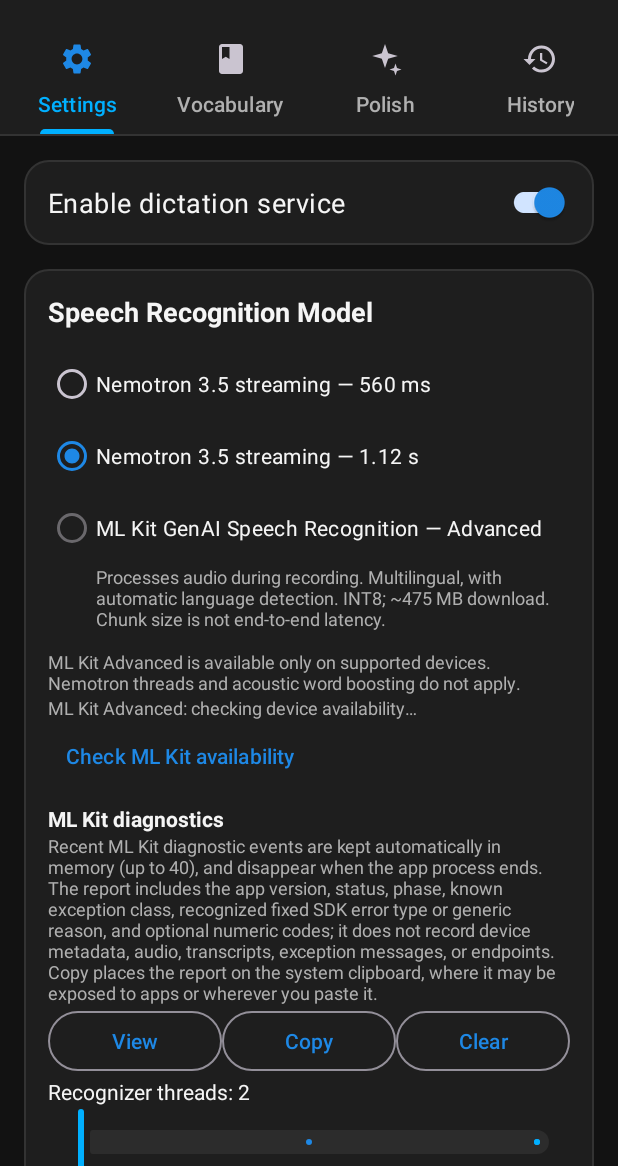
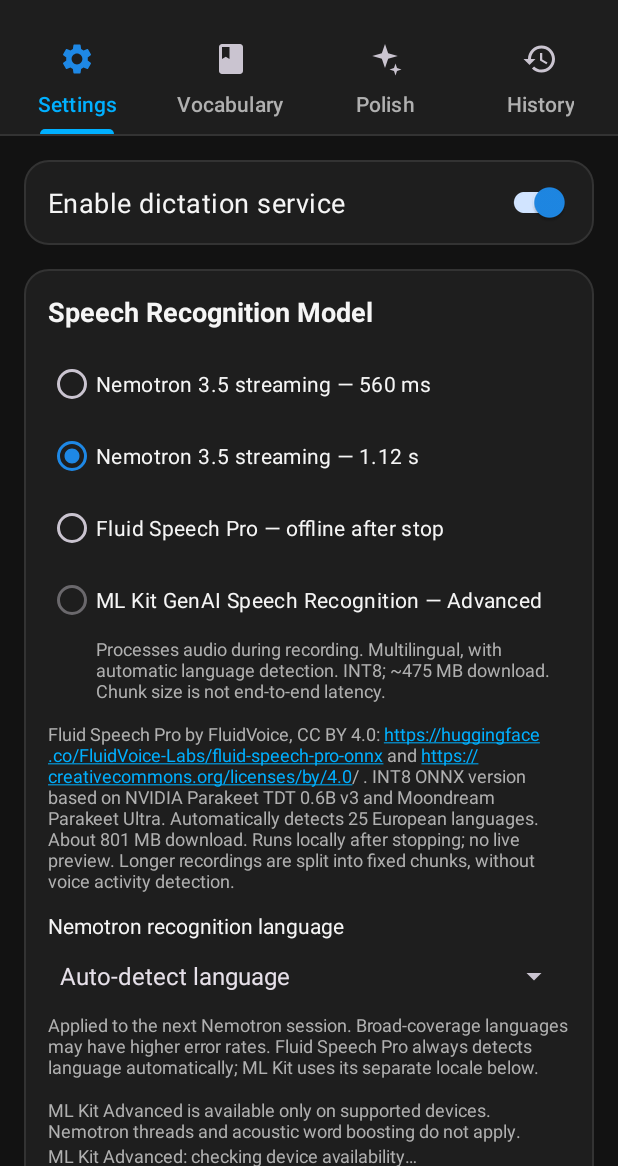
Before and after one commit to lnovelli/voice-dictation-android, an Android app: the screen it shows after launch (MainActivity), on a phone screen of 412 x 824 dp, the part 70-1236 px from its top. Run offline under Robolectric (Android 15) with nearby library versions, the phone set to English and light mode, and no system bars; libraries missing offline, so code that uses them is left out: com.google.mlkit.genai, com.k2fsa.sherpa, org.apache.commons; 4 statements that could not run were skipped.

Commit message:
feat: add Fluid Speech Pro and Nemotron language selection

```diff
--- /dev/null
+++ b/app/src/main/java/com/ludo/voicedictation/asr/NemotronLanguages.kt
@@ -0,0 +1,18 @@
+package com.ludo.voicedictation.asr
+
+/** NVIDIA's transcription-ready and broad-coverage locales for the bundled Nemotron 3.5 model. */
+object NemotronLanguages {
+    const val AUTO = "auto"
+    val broadCoverage = setOf(
+        "bg-BG", "cs-CZ", "da-DK", "et-EE", "fi-FI", "hr-HR", "hu-HU",
+        "nb-NO", "pl-PL", "ro-RO", "sk-SK", "sv-SE", "zh-CN"
+    )
+    val locales = listOf(
+        "ar-AR", "bg-BG", "cs-CZ", "da-DK", "de-DE", "en-GB", "en-US",
+        "es-ES", "es-US", "et-EE", "fi-FI", "fr-CA", "fr-FR", "hi-IN",
+        "hr-HR", "hu-HU", "it-IT", "ja-JP", "ko-KR", "nb-NO", "nl-NL",
+        "pl-PL", "pt-BR", "pt-PT", "ro-RO", "ru-RU", "sk-SK", "sv-SE",
+        "tr-TR", "uk-UA", "vi-VN", "zh-CN"
+    )
+    fun isValid(value: String): Boolean = value == AUTO || value in locales
+}
--- a/app/src/main/java/com/ludo/voicedictation/data/AppPreferences.kt
+++ b/app/src/main/java/com/ludo/voicedictation/data/AppPreferences.kt
@@ -2,6 +2,7 @@ package com.ludo.voicedictation.data
 
 import android.content.Context
 import android.content.SharedPreferences
+import com.ludo.voicedictation.asr.NemotronLanguages
 import org.json.JSONArray
 import org.json.JSONObject
 import java.util.UUID
@@ -32,6 +33,7 @@ class AppPreferences(context: Context) {
         private const val PREFS_NAME = "voice_dictation_prefs"
         private const val KEY_SELECTED_MODEL = "selected_model"
         private const val KEY_MLKIT_LOCALE = "mlkit_locale_tag"
+        private const val KEY_NEMOTRON_LANGUAGE = "nemotron_language"
         private const val KEY_STREAMING_PREVIEW = "streaming_preview_enabled"
         private const val KEY_ASR_THREAD_COUNT = "asr_thread_count"
         private const val KEY_PREFERRED_MICROPHONE = "preferred_microphone_v1"
@@ -71,6 +73,7 @@ class AppPreferences(context: Context) {
 
         const val MODEL_NEMOTRON_STREAMING = "nemotron_3_5_streaming"
         const val MODEL_NEMOTRON_STREAMING_560MS = "nemotron_3_5_streaming_560ms"
+        const val MODEL_FLUID_SPEECH_PRO = "fluid_speech_pro"
         const val MODEL_MLKIT_ADVANCED = "mlkit_genai_advanced"
     }
 
@@ -121,7 +124,7 @@ class AppPreferences(context: Context) {
         get() {
             val selected = prefs.getString(KEY_SELECTED_MODEL, MODEL_NEMOTRON_STREAMING) ?: MODEL_NEMOTRON_STREAMING
             if (selected != MODEL_NEMOTRON_STREAMING && selected != MODEL_NEMOTRON_STREAMING_560MS &&
-                selected != MODEL_MLKIT_ADVANCED) {
+                selected != MODEL_MLKIT_ADVANCED && selected != MODEL_FLUID_SPEECH_PRO) {
                 prefs.edit().putString(KEY_SELECTED_MODEL, MODEL_NEMOTRON_STREAMING).apply()
                 return MODEL_NEMOTRON_STREAMING
             }
@@ -138,6 +141,15 @@ class AppPreferences(context: Context) {
     var mlKitLocaleTag: String
         get() = prefs.getString(KEY_MLKIT_LOCALE, "en-US") ?: "en-US"
         set(value) = prefs.edit().putString(KEY_MLKIT_LOCALE, value).apply()
+
+    /** Independent of ML Kit's explicit locale; snapshotted for each Nemotron stream. */
+    var nemotronLanguage: String
+        get() = prefs.getString(KEY_NEMOTRON_LANGUAGE, NemotronLanguages.AUTO)
+            ?.takeIf(NemotronLanguages::isValid) ?: NemotronLanguages.AUTO
+        set(value) {
+            require(NemotronLanguages.isValid(value))
+            prefs.edit().putString(KEY_NEMOTRON_LANGUAGE, value).apply()
+        }
 
     /** Recognizer threads for subsequent recognition sessions. */
     var asrThreadCount: Int
--- a/app/src/main/java/com/ludo/voicedictation/model/ModelInfo.kt
+++ b/app/src/main/java/com/ludo/voicedictation/model/ModelInfo.kt
@@ -1,4 +1,6 @@
 package com.ludo.voicedictation.model
+
+data class ModelFile(val name: String, val size: Long, val sha256: String)
 
 data class ModelInfo(
     val id: String,
@@ -11,9 +13,33 @@ data class ModelInfo(
     val joinerFileName: String = "joiner.int8.onnx",
     val tokensFileName: String = "tokens.txt",
     val streaming: Boolean = false,
-    val archiveSha256: String? = null
+    val archiveSha256: String? = null,
+    val directFiles: List<ModelFile> = emptyList()
 ) {
     companion object {
+        // The split sherpa-onnx int8 graphs refer to the adjacent .onnx.data files by name.
+        // vocab.txt is a Git blob; its SHA-256 is computed from the pinned revision's bytes.
+        private const val FLUID_REVISION = "fa588e9f87f1b9ad0ca2e2d8f7eaf84dc3803581"
+        val FLUID_SPEECH_PRO = ModelInfo(
+            id = "fluid_speech_pro",
+            displayName = "Fluid Speech Pro",
+            description = "Offline recognition after stop; automatic detection of 25 European languages.",
+            archiveUrl = "https://huggingface.co/FluidVoice-Labs/fluid-speech-pro-onnx/resolve/$FLUID_REVISION/",
+            dirName = "fluid-speech-pro-onnx-$FLUID_REVISION",
+            encoderFileName = "encoder-model.int8.onnx",
+            tokensFileName = "vocab.txt",
+            streaming = false,
+            directFiles = listOf(
+                ModelFile("encoder-model.int8.onnx", 955592L, "07ad77459bd3bb165c2c53e978ed1dfd64c6e129b18af2ec5ee38343be1d4451"),
+                ModelFile("encoder-model.int8.onnx.data", 745971712L, "d2f8bfbb1fa399f207cde85aa3fabee0d67f6730cb31cbf31832c10de69f9c3c"),
+                ModelFile("decoder.int8.onnx", 4797L, "0bd3e225124a8a90373e500f62516270fd85fdf42237aa569489b232d21cac08"),
+                ModelFile("decoder.int8.onnx.data", 47251456L, "632c3cbf59d3e52d2f7f4dda3bf8e28c045f7a3bb3dbef0f44529ba63926efaa"),
+                ModelFile("joiner.int8.onnx", 2754L, "c0e995b659ed5e15fc0c38408ee56cd9a03e6d3329f304c32b9d5017c8cdd381"),
+                ModelFile("joiner.int8.onnx.data", 6564352L, "7473427ab99417fae8cf7025ba11507cb5dcc223194bae2f79064dde0936d0af"),
+                ModelFile("vocab.txt", 93939L, "d58544679ea4bc6ac563d1f545eb7d474bd6cfa467f0a6e2c1dc1c7d37e3c35d")
+            )
+        )
+
         val NEMOTRON_STREAMING_560MS = ModelInfo(
             id = "nemotron_3_5_streaming_560ms",
             displayName = "Nemotron 3.5 ASR 0.6B (Multilingual, 560 ms)",
@@ -38,6 +64,7 @@ data class ModelInfo(
         fun getModelById(id: String): ModelInfo {
             return when (id) {
                 NEMOTRON_STREAMING_560MS.id -> NEMOTRON_STREAMING_560MS
+                FLUID_SPEECH_PRO.id -> FLUID_SPEECH_PRO
                 else -> NEMOTRON_STREAMING
             }
         }
--- a/app/src/main/java/com/ludo/voicedictation/ui/SettingsFragment.kt
+++ b/app/src/main/java/com/ludo/voicedictation/ui/SettingsFragment.kt
@@ -37,6 +37,7 @@ import com.ludo.voicedictation.accessibility.DictationAccessibilityService
 import com.ludo.voicedictation.accessibility.OverlayDiagnostics
 import com.ludo.voicedictation.asr.SpeechEngine
 import com.ludo.voicedictation.asr.AdvancedSpeechModel
+import com.ludo.voicedictation.asr.NemotronLanguages
 import com.ludo.voicedictation.asr.RecognitionDiagnostics
 import com.ludo.voicedictation.data.AppPreferences
 import com.ludo.voicedictation.databinding.TabSettingsBinding
@@ -255,6 +256,26 @@ class SettingsFragment : Fragment() {
                 prefs.streamingPreviewEnabled = checked
             }
         }
+        val nemotronTags = listOf(NemotronLanguages.AUTO) + NemotronLanguages.locales
+        val nemotronLabels = nemotronTags.map { tag ->
+            if (tag == NemotronLanguages.AUTO) getString(R.string.nemotron_language_auto)
+            else {
+                val name = Locale.forLanguageTag(tag).getDisplayName(Locale.getDefault())
+                val quality = if (tag in NemotronLanguages.broadCoverage) ", ${getString(R.string.nemotron_language_broad)}" else ""
+                "$name ($tag$quality)"
+            }
+        }
+        binding.spinnerNemotronLanguage.adapter = ArrayAdapter(
+            requireContext(), android.R.layout.simple_spinner_item, nemotronLabels
+        ).apply { setDropDownViewResource(android.R.layout.simple_spinner_dropdown_item) }
+        binding.spinnerNemotronLanguage.setSelection(nemotronTags.indexOf(prefs.nemotronLanguage).coerceAtLeast(0))
+        binding.spinnerNemotronLanguage.onItemSelectedListener = object : AdapterView.OnItemSelectedListener {
+            override fun onItemSelected(parent: AdapterView<*>?, view: View?, position: Int, id: Long) {
+                val tag = nemotronTags[position]
+                if (prefs.nemotronLanguage != tag) prefs.nemotronLanguage = tag
+            }
+            override fun onNothingSelected(parent: AdapterView<*>?) = Unit
+        }
         val labels = mlkitLocaleTags.map { tag ->
             val locale = Locale.forLanguageTag(tag)
             val beta = tag in setOf("ar-SA", "da-DK", "hi-IN", "id-ID", "nl-NL", "pl-PL", "sv-SE", "tr-TR", "vi-VN")
@@ -277,6 +298,7 @@ class SettingsFragment : Fragment() {
         }
         binding.modelVariants.check(when (prefs.selectedModelId) {
             AppPreferences.MODEL_NEMOTRON_STREAMING_560MS -> R.id.model560ms
+            AppPreferences.MODEL_FLUID_SPEECH_PRO -> R.id.modelFluidSpeechPro
             AppPreferences.MODEL_MLKIT_ADVANCED -> R.id.modelMlkitAdvanced
             else -> R.id.model1120ms
         })
@@ -284,6 +306,7 @@ class SettingsFragment : Fragment() {
             val selected = when (checkedId) {
                 R.id.model560ms -> AppPreferences.MODEL_NEMOTRON_STREAMING_560MS
                 R.id.model1120ms -> AppPreferences.MODEL_NEMOTRON_STREAMING
+                R.id.modelFluidSpeechPro -> AppPreferences.MODEL_FLUID_SPEECH_PRO
                 R.id.modelMlkitAdvanced -> AppPreferences.MODEL_MLKIT_ADVANCED
                 else -> return@setOnCheckedChangeListener
             }
@@ -378,6 +401,11 @@ class SettingsFragment : Fragment() {
         binding.switchStreamingPreview.isEnabled = supportsPreview
         binding.tvStreamingPreviewError.visibility = if (supportsPreview) View.GONE else View.VISIBLE
         val isMlkit = prefs.selectedModelId == AppPreferences.MODEL_MLKIT_ADVANCED
+        val isNemotron = prefs.selectedModelId == AppPreferences.MODEL_NEMOTRON_STREAMING ||
+            prefs.selectedModelId == AppPreferences.MODEL_NEMOTRON_STREAMING_560MS
+        binding.tvNemotronLanguageLabel.visibility = if (isNemotron) View.VISIBLE else View.GONE
+        binding.spinnerNemotronLanguage.visibility = if (isNemotron) View.VISIBLE else View.GONE
+        binding.tvNemotronLanguageHint.visibility = if (isNemotron) View.VISIBLE else View.GONE
         binding.sliderAsrThreads.isEnabled = !isMlkit
         binding.tvAsrThreadsLabel.isEnabled = !isMlkit
         binding.tvMlkitLocaleLabel.visibility = if (isMlkit) View.VISIBLE else View.GONE
@@ -528,6 +556,7 @@ class SettingsFragment : Fragment() {
         isDownloading = true
         binding.model560ms.isEnabled = false
         binding.model1120ms.isEnabled = false
+        binding.modelFluidSpeechPro.isEnabled = false
         binding.modelMlkitAdvanced.isEnabled = false
         binding.btnDownloadModel.isEnabled = false
         binding.layoutDownloadProgress.visibility = View.VISIBLE
@@ -548,6 +577,7 @@ class SettingsFragment : Fragment() {
                 isDownloading = false
                 binding.model560ms.isEnabled = true
                 binding.model1120ms.isEnabled = true
+                binding.modelFluidSpeechPro.isEnabled = true
                 binding.layoutDownloadProgress.visibility = View.GONE
 
                 if (result.isSuccess) {
--- a/app/src/main/res/layout/tab_settings.xml
+++ b/app/src/main/res/layout/tab_settings.xml
@@ -65,6 +65,12 @@
                         android:text="Nemotron 3.5 streaming — 1.12 s"
                         android:textColor="@color/text_primary" />
                     <RadioButton
+                        android:id="@+id/modelFluidSpeechPro"
+                        android:layout_width="match_parent"
+                        android:layout_height="wrap_content"
+                        android:text="@string/model_fluid_speech_pro"
+                        android:textColor="@color/text_primary" />
+                    <RadioButton
                         android:id="@+id/modelMlkitAdvanced"
                         android:layout_width="match_parent"
                         android:layout_height="wrap_content"
@@ -80,6 +86,34 @@
                     android:textColor="@color/text_secondary"
                     android:textSize="12sp"
                     android:layout_marginStart="32dp"
+                    android:layout_marginBottom="12dp" />
+                <TextView
+                    android:layout_width="match_parent"
+                    android:layout_height="wrap_content"
+                    android:text="@string/model_fluid_speech_pro_desc"
+                    android:autoLink="web"
+                    android:textColor="@color/text_secondary"
+                    android:textColorLink="@color/accent"
+                    android:textSize="12sp"
+                    android:layout_marginBottom="12dp" />
+                <TextView
+                    android:id="@+id/tvNemotronLanguageLabel"
+                    android:layout_width="match_parent"
+                    android:layout_height="wrap_content"
+                    android:labelFor="@id/spinnerNemotronLanguage"
+                    android:text="@string/nemotron_language_label"
+                    android:textColor="@color/text_primary" />
+                <Spinner
+                    android:id="@+id/spinnerNemotronLanguage"
+                    android:layout_width="match_parent"
+                    android:layout_height="48dp" />
+                <TextView
+                    android:id="@+id/tvNemotronLanguageHint"
+                    android:layout_width="match_parent"
+                    android:layout_height="wrap_content"
+                    android:text="@string/nemotron_language_hint"
+                    android:textColor="@color/text_secondary"
+                    android:textSize="12sp"
                     android:layout_marginBottom="12dp" />
                 <TextView
                     android:layout_width="match_parent"
--- a/app/src/main/res/values/strings.xml
+++ b/app/src/main/res/values/strings.xml
@@ -27,9 +27,15 @@
     <string name="model_section_title">Speech Recognition Model</string>
     <string name="asr_threads_title">Recognizer threads</string>
     <string name="asr_threads_value">Recognizer threads: %1$d</string>
-    <string name="asr_threads_hint">Choose 2–4 threads for Nemotron recognition. Changes apply to subsequent recognition sessions. Speed, battery use and heat depend on your device.</string>
+    <string name="asr_threads_hint">Choose 2–4 threads for on-device Nemotron or Fluid Speech Pro recognition. Changes apply to subsequent recognition sessions. Speed, battery use and heat depend on your device.</string>
     <string name="model_nemotron_streaming">Nemotron 3.5 ASR 560M (Multilingual, Streaming)</string>
     <string name="model_nemotron_streaming_desc">Processes audio during recording. Multilingual, with automatic language detection. INT8; ~475 MB download. Chunk size is not end-to-end latency.</string>
+    <string name="model_fluid_speech_pro">Fluid Speech Pro — offline after stop</string>
+    <string name="model_fluid_speech_pro_desc">Fluid Speech Pro by FluidVoice, CC BY 4.0: https://huggingface.co/FluidVoice-Labs/fluid-speech-pro-onnx and https://creativecommons.org/licenses/by/4.0/ . INT8 ONNX version based on NVIDIA Parakeet TDT 0.6B v3 and Moondream Parakeet Ultra. Automatically detects 25 European languages. About 801 MB download. Runs locally after stopping; no live preview. Longer recordings are split into fixed chunks, without voice activity detection.</string>
+    <string name="nemotron_language_label">Nemotron recognition language</string>
+    <string name="nemotron_language_auto">Auto-detect language</string>
+    <string name="nemotron_language_broad">broad coverage</string>
+    <string name="nemotron_language_hint">Applied to the next Nemotron session. Broad-coverage languages may have higher error rates. Fluid Speech Pro always detects language automatically; ML Kit uses its separate locale below.</string>
     <string name="model_mlkit_advanced">ML Kit GenAI Speech Recognition — Advanced</string>
     <string name="mlkit_checking">ML Kit Advanced: checking device availability…</string>
     <string name="mlkit_available">ML Kit Advanced: ready to use.</string>
@@ -105,7 +111,7 @@
     <string name="vocabulary_spelling_hint">Post-transcript spelling only: recases or joins/splits spaces when the recognized letters already match. Independent of the experimental acoustic hotword switch in the Vocabulary tab; these hints cannot correct sound-alike recognition.</string>
     <string name="acoustic_vocabulary_title">Nemotron word boosting (experimental)</string>
     <string name="acoustic_vocabulary_toggle">Enable acoustic word boosting</string>
-    <string name="acoustic_vocabulary_warning">Nemotron only; ML Kit Advanced does not use acoustic word boosting. Off by default. Word boosting uses modified beam search and can change, repeat or omit speech; accuracy is not guaranteed. Only plain text terms (letters, digits, spaces, apostrophes or hyphens) are used for acoustic bias; unsupported saved entries remain available as spelling hints.</string>
+    <string name="acoustic_vocabulary_warning">Nemotron only; Fluid Speech Pro and ML Kit Advanced do not use acoustic word boosting. Off by default. Word boosting uses modified beam search and can change, repeat or omit speech; accuracy is not guaranteed. Only plain text terms (letters, digits, spaces, apostrophes or hyphens) are used for acoustic bias; unsupported saved entries remain available as spelling hints.</string>
     <string name="max_active_paths_label">Beam search paths</string>
     <string name="max_active_paths_value">Beam search paths: %1$d (2–8)</string>
     <string name="hotwords_score_label">Word boost score</string>
```
Also changed, not shown: app/src/main/java/com/ludo/voicedictation/asr/SpeechEngine.kt (+88 -9 lines), app/src/main/java/com/ludo/voicedictation/data/SettingsBackup.kt (+5 -2 lines), app/src/main/java/com/ludo/voicedictation/model/ModelManager.kt (+45 -8 lines), 2 other files.
